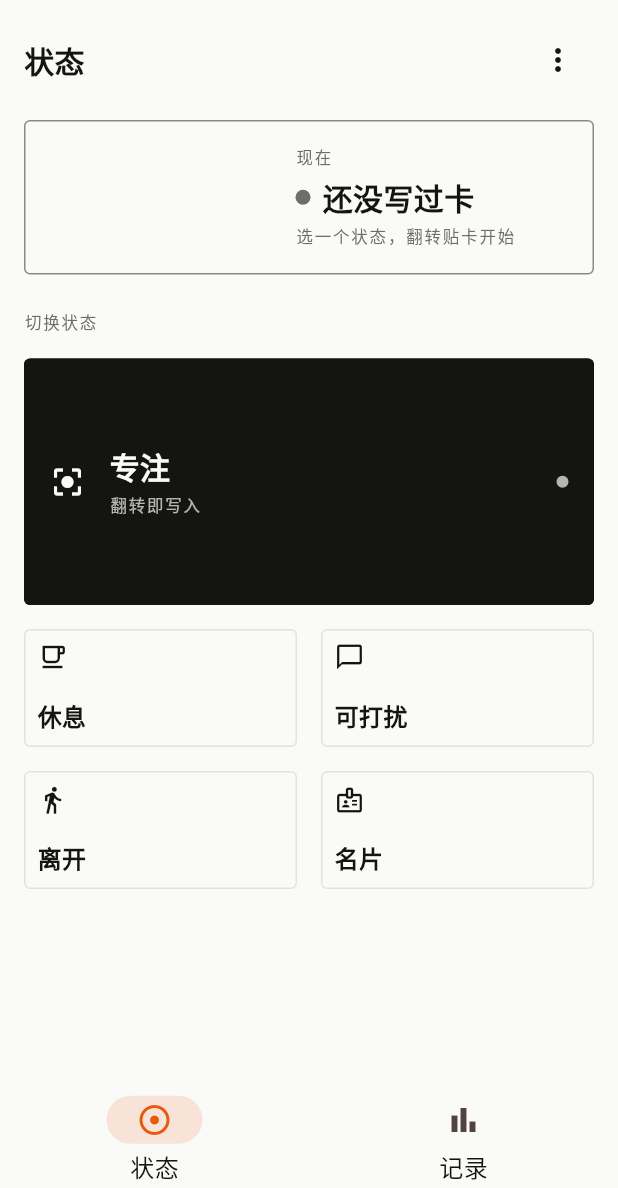
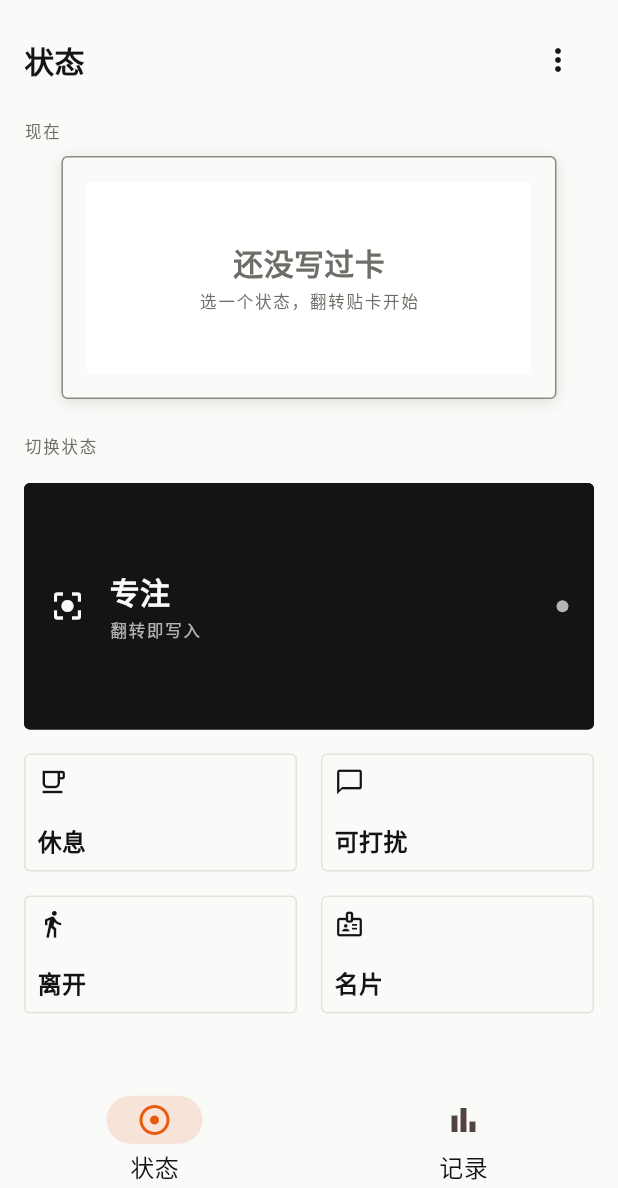
Before and after one commit to PengZiHaoO/e-ink, a Flutter app: the screen it shows after launch, after a tap on "跳过", after a tap on "完成绑定", on a phone screen of 412 x 824 dp, the part 48-1236 px from its top. Run offline on Flutter 3.47's test engine with Material 3 defaults, Android fonts, the phone set to English and light mode, and no system bars; our stand-ins replace shared_preferences.

Commit message:
feat(app): v3 首屏——第一对象="我的卡现在是什么"（用户评审：定位是卡）
- 屏1 重排：NOW 微标签 → 卡对象英雄位（已写=真实位图+状态·WRITTEN AT meta 行；未写=空白纸卡+NOT ON CARD YET 诚实标注）→ 数字衣橱退为第二层级
- UI 规范 §4 增 v3 注记
- golden 双基线重生成；73/73 全绿

Co-Authored-By: Claude Code <noreply@anthropic.com>

```diff
--- a/app/focus_card/lib/screens/status_screen.dart
+++ b/app/focus_card/lib/screens/status_screen.dart
@@ -110,7 +110,9 @@ class StatusScreen extends StatelessWidget {
   }
 }
 
-/// 「现在」卡：当前已提交状态的迷你预览（S4）+ 上卡时间。
+/// 「我的卡现在是什么」英雄位（v3，2026-09-09 用户评审）：
+/// 屏1 第一对象 = 卡对象本身。已写卡 → 真实位图 + meta；
+/// 未写卡 → 空白纸卡 + NOT ON CARD YET（诚实优先）。
 class _NowCard extends StatefulWidget {
   final AppDeps deps;
   const _NowCard({required this.deps});
@@ -172,61 +174,49 @@ class _NowCardState extends State<_NowCard> {
     final l = AppLocalizations.of(context);
     final s = widget.deps.machine.state;
     final zh = widget.deps.isZh;
-    return Container(
-      width: double.infinity,
-      padding: const EdgeInsets.all(T.s2),
-      decoration: BoxDecoration(
-        color: T.paper,
-        borderRadius: BorderRadius.circular(T.rCard),
-        border: Border.all(color: T.lineStrong), // 卡片对象外框
-      ),
-      child: Row(
-        children: [
-          if (_bitmap != null)
-            CardPreview(bitmap: _bitmap!, framed: false, compact: true)
-          else
-            const SizedBox(width: 148, height: 64),
-          const SizedBox(width: T.s2),
-          Expanded(
-            child: Column(
+    return Column(
       crossAxisAlignment: CrossAxisAlignment.start,
       children: [
         Text(l.nowLabel.toUpperCase(), style: T.micro),
+        const SizedBox(height: T.s1),
+        // 卡对象：已写=真实位图；未写=空白纸卡+诚实标注
+        Stack(
+          alignment: Alignment.center,
+          children: [
+            CardPreview(
+              bitmap: _bitmap ?? CardBitmap.blank(296, 128),
+            ),
+            if (!s.isCardSynced)
+              Column(
+                mainAxisSize: MainAxisSize.min,
+                children: [
+                  Text(l.notWritten,
+                      style: T.title.copyWith(color: T.inkSub)),
                   const SizedBox(height: T.s05),
+                  Text(l.notWrittenHint, style: T.micro),
+                ],
+              ),
+          ],
+        ),
+        if (s.isCardSynced) ...[
+          const SizedBox(height: T.s1),
           Row(
             children: [
               Container(
-                      width: 10,
-                      height: 10,
-                      decoration: BoxDecoration(
-                        shape: BoxShape.circle,
-                        color: s.isCardSynced ? T.ink : T.inkSub,
-                      ),
+                width: 6,
+                height: 6,
+                decoration:
+                    const BoxDecoration(shape: BoxShape.circle, color: T.ink),
               ),
               const SizedBox(width: T.s1),
-                    Flexible(
-                      child: Text(
-                        s.isCardSynced
-                            ? s.currentState.label(zh)
-                            : l.notWritten,
-                        style: T.title,
-                        overflow: TextOverflow.ellipsis,
-                      ),
+              Text(s.currentState.label(zh),
+                  style: T.body.copyWith(fontWeight: FontWeight.w700)),
+              const Spacer(),
+              Text(l.writtenAt(_hhmm(s.since)), style: T.meta),
+            ],
           ),
         ],
-                ),
-                const SizedBox(height: T.s05),
-                Text(
-                  s.isCardSynced
-                      ? l.writtenAt(_hhmm(s.since))
-                      : l.notWrittenHint,
-                  style: s.isCardSynced ? T.meta : T.micro,
-                ),
       ],
-            ),
-          ),
-        ],
-      ),
     );
   }
 }
```
Also changed, not shown: 3 other files. Lines whose indentation alone changed are shown as unchanged.
